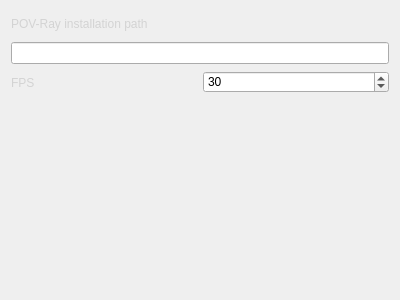
This is QChromosome/projectsettings.ui in Michalaq/ChromosomeVisualizer as Qt 5 draws it before an edit. The edited form follows.
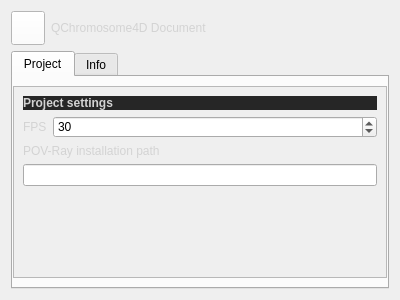
This is the edited form. Icons and pictures are not drawn. Custom widgets are drawn as their Qt base class.

Commit message: Project settings loook like other such widgets now

What changed in the file:
```diff
--- a/QChromosome/projectsettings.ui
+++ b/QChromosome/projectsettings.ui
@@ -16,19 +16,107 @@
   <property name="styleSheet">
    <string notr="true">QLabel {
 	color: lightgray;
-	min-width: 120px;
-	min-height: 25px;
-}</string>
+}
+</string>
   </property>
-  <layout class="QGridLayout" name="gridLayout">
-   <item row="2" column="0">
-    <widget class="QLabel" name="label_3">
+  <layout class="QVBoxLayout" name="verticalLayout_3">
+   <item>
+    <layout class="QHBoxLayout" name="horizontalLayout">
+     <item>
+      <widget class="MediaControl" name="pushButton">
+       <property name="sizePolicy">
+        <sizepolicy hsizetype="Fixed" vsizetype="Fixed">
+         <horstretch>0</horstretch>
+         <verstretch>0</verstretch>
+        </sizepolicy>
+       </property>
+       <property name="minimumSize">
+        <size>
+         <width>34</width>
+         <height>34</height>
+        </size>
+       </property>
+       <property name="maximumSize">
+        <size>
+         <width>34</width>
+         <height>34</height>
+        </size>
+       </property>
+       <property name="styleSheet">
+        <string notr="true">background: white;</string>
+       </property>
+       <property name="icon">
+        <iconset resource="icons.qrc">
+         <normaloff>:/dialogs/project</normaloff>:/dialogs/project</iconset>
+       </property>
+      </widget>
+     </item>
+     <item>
+      <widget class="QLabel" name="label_14">
+       <property name="sizePolicy">
+        <sizepolicy hsizetype="Ignored" vsizetype="Preferred">
+         <horstretch>0</horstretch>
+         <verstretch>0</verstretch>
+        </sizepolicy>
+       </property>
+       <property name="text">
+        <string>QChromosome4D Document</string>
+       </property>
+      </widget>
+     </item>
+    </layout>
+   </item>
+   <item>
+    <widget class="QTabWidget" name="tabWidget">
+     <property name="currentIndex">
+      <number>0</number>
+     </property>
+     <widget class="QWidget" name="tab">
+      <attribute name="title">
+       <string>Project</string>
+      </attribute>
+      <layout class="QGridLayout" name="gridLayout_2">
+       <property name="leftMargin">
+        <number>0</number>
+       </property>
+       <property name="rightMargin">
+        <number>0</number>
+       </property>
+       <item row="0" column="0">
+        <widget class="QScrollArea" name="scrollArea">
+         <property name="widgetResizable">
+          <bool>true</bool>
+         </property>
+         <widget class="QWidget" name="scrollAreaWidgetContents">
+          <property name="geometry">
+           <rect>
+            <x>0</x>
+            <y>0</y>
+            <width>376</width>
+            <height>192</height>
+           </rect>
+          </property>
+          <layout class="QVBoxLayout" name="verticalLayout">
+           <item>
+            <widget class="QLabel" name="label_5">
+             <property name="styleSheet">
+              <string notr="true">background: #262626;</string>
+             </property>
+             <property name="text">
+              <string>&lt;html&gt;&lt;head/&gt;&lt;body&gt;&lt;p&gt;&lt;span style=&quot; font-weight:600;&quot;&gt;Project settings&lt;/span&gt;&lt;/p&gt;&lt;/body&gt;&lt;/html&gt;</string>
+             </property>
+            </widget>
+           </item>
+           <item>
+            <layout class="QFormLayout" name="formLayout">
+             <item row="0" column="0">
+              <widget class="QLabel" name="label_2">
      <property name="text">
       <string>FPS</string>
      </property>
     </widget>
    </item>
-   <item row="2" column="1">
+             <item row="0" column="1">
     <widget class="SpinBox" name="spinBox">
      <property name="accelerated">
       <bool>true</bool>
@@ -44,17 +132,19 @@
      </property>
     </widget>
    </item>
-   <item row="1" column="0" colspan="2">
-    <widget class="FileEdit" name="lineEdit"/>
-   </item>
-   <item row="0" column="0" colspan="2">
+            </layout>
+           </item>
+           <item>
     <widget class="QLabel" name="label">
      <property name="text">
       <string>POV-Ray installation path</string>
      </property>
     </widget>
    </item>
-   <item row="3" column="0" colspan="2">
+           <item>
+            <widget class="FileEdit" name="lineEdit"/>
+           </item>
+           <item>
     <spacer name="verticalSpacer">
      <property name="orientation">
       <enum>Qt::Vertical</enum>
@@ -69,12 +159,55 @@
    </item>
   </layout>
  </widget>
+        </widget>
+       </item>
+      </layout>
+     </widget>
+     <widget class="QWidget" name="tab_2">
+      <attribute name="title">
+       <string>Info</string>
+      </attribute>
+      <layout class="QGridLayout" name="gridLayout_3">
+       <property name="leftMargin">
+        <number>0</number>
+       </property>
+       <property name="rightMargin">
+        <number>0</number>
+       </property>
+       <item row="0" column="0">
+        <widget class="QScrollArea" name="scrollArea_2">
+         <property name="widgetResizable">
+          <bool>true</bool>
+         </property>
+         <widget class="QWidget" name="scrollAreaWidgetContents_2">
+          <property name="geometry">
+           <rect>
+            <x>0</x>
+            <y>0</y>
+            <width>376</width>
+            <height>192</height>
+           </rect>
+          </property>
+         </widget>
+        </widget>
+       </item>
+      </layout>
+     </widget>
+    </widget>
+   </item>
+  </layout>
+ </widget>
  <customwidgets>
   <customwidget>
    <class>SpinBox</class>
    <extends>QSpinBox</extends>
    <header>spinbox.h</header>
   </customwidget>
+  <customwidget>
+   <class>MediaControl</class>
+   <extends>QPushButton</extends>
+   <header>mediacontrol.h</header>
+  </customwidget>
   <customwidget>
    <class>FileEdit</class>
    <extends>QLineEdit</extends>
```
Left out of the diff: 7 changed lines with no effect on the pictures. Lines whose indentation alone changed are shown as unchanged. The commit also changes 2 other files.
